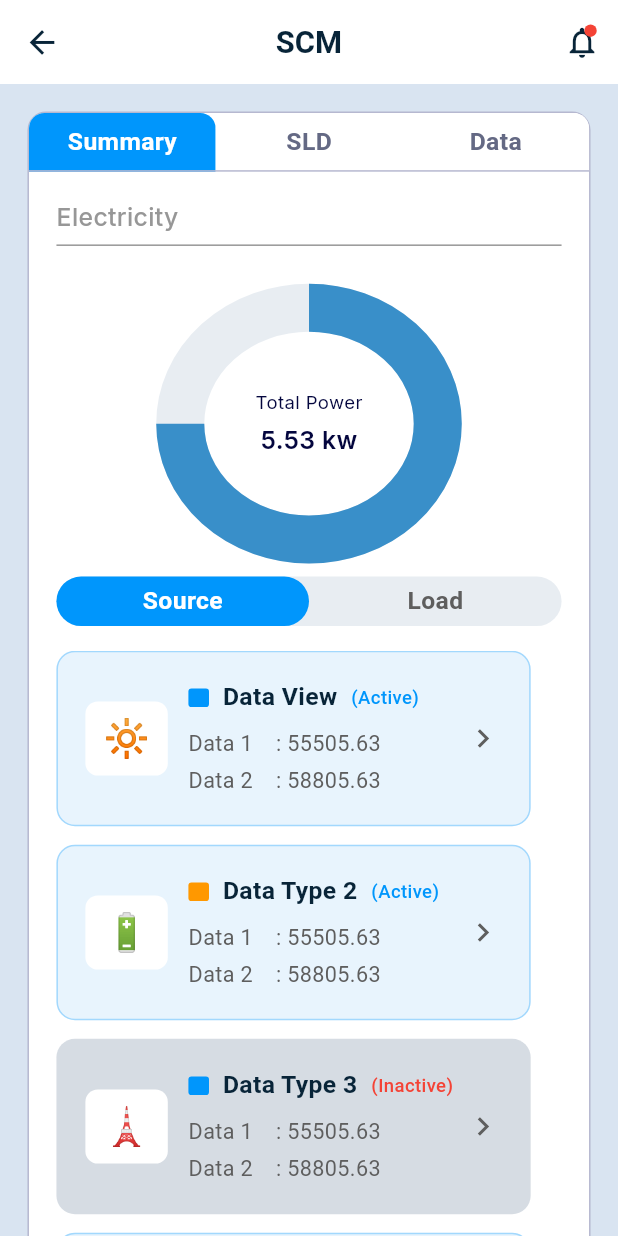
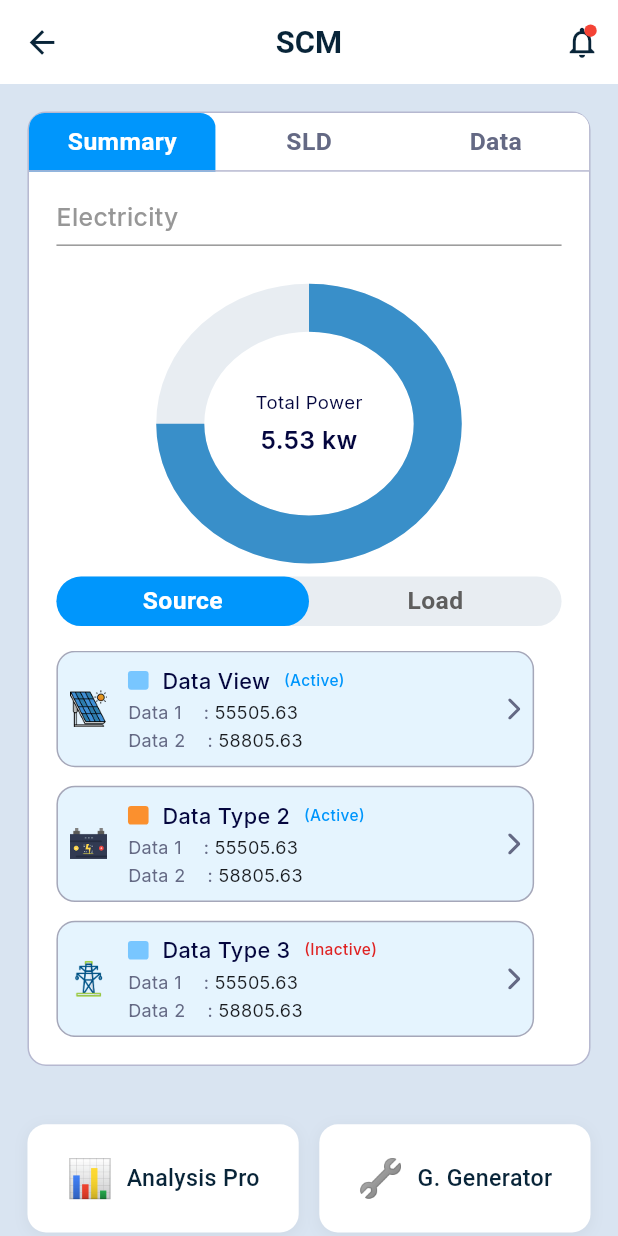
Before and after one commit to RaihanRafi01/Solar_SCM, a Flutter app: the AuthenticationView screen opened by its route, after a tap on "Login", on a phone screen of 412 x 824 dp. Run offline on Flutter 3.47's test engine with Material 3 defaults, Android fonts, the phone set to English and light mode, and no system bars; our stand-ins replace flutter_screenutil, flutter_svg, get, google_fonts.

Commit message:
day 2 (scm view added)

```diff
--- a/lib/app/core/themes/app_colors.dart
+++ b/lib/app/core/themes/app_colors.dart
@@ -8,6 +8,11 @@ class AppColors {
 
   static const Color txtInputBorder = Color(0xFFB9C6D6);
   static const Color borderColor = Color(0xFFB6B8D0);
+  static const Color borderColor2 = Color(0xFFA5A7B9);
+
+
+  static const Color red = Color(0xFFDF2222);
+  static const Color orange = Color(0xFFFB902E);
 
 
   static const Color textHint = Color(0xFF5E5E5E);
@@ -19,6 +24,15 @@ class AppColors {
   static const Color textColor4 = Color(0xFF04063E);
 
   static const Color appColor2 = Color(0xFF398FC9);
+  static const Color appColor3 = Color(0xFF78C6FF);
 
   static const Color scmBackground = Color(0xFFD9E4F1);
+
+  static const Color indicatorColor1 = Color(0xFF4E91FD);
+  static const Color indicatorColor2 = Color(0xFF080B7F);
+
+  static const Color cardColor1 = Color(0xFFE5F4FE);
+
+
+
 }
--- a/lib/app/modules/scm/views/scm_view.dart
+++ b/lib/app/modules/scm/views/scm_view.dart
@@ -1,5 +1,6 @@
 import 'package:flutter/material.dart';
 import 'package:flutter_screenutil/flutter_screenutil.dart';
+import 'package:flutter_svg/flutter_svg.dart';
 import 'package:get/get.dart';
 // These imports are assumed to exist in your project
 import '../../../core/themes/app_colors.dart';
@@ -14,9 +15,9 @@ class ScmView extends GetView<ScmController> {
   @override
   Widget build(BuildContext context) {
 
-    final double thumbThickness = 10.w;
+    final double thumbThickness = 8.w;
     final double thumbRadius = 5.r;
-    final double listHeight = 420.h; // Fixed height for calculation
+    final double listHeight = 250.h; // Fixed height for calculation
     return Scaffold(
       backgroundColor: AppColors.scmBackground,
       appBar: AppBar(
@@ -165,7 +166,6 @@ class ScmView extends GetView<ScmController> {
                         ),
                         SizedBox(height: 16.h),
 
-
                         SizedBox(
                           height: listHeight,
                           child: NotificationListener<ScrollNotification>(
@@ -185,22 +185,20 @@ class ScmView extends GetView<ScmController> {
                                 // List View
                                 ListView(
                                   controller: controller.scrollController, // Attach controller
-              // Add right padding to prevent content overlap with the custom thumb
-              padding: EdgeInsets.only(right: 18.w),
+                                  padding: EdgeInsets.only(right: 16.w),
                                   physics: const AlwaysScrollableScrollPhysics(),
                                   children: [
-                _buildDataCard('Data View', '🔆', true, '55505.63', '58805.63', AppColors.primary),
+                                    _buildDataCard('Data View', 'assets/images/solar-cell_icon.png', true, '55505.63', '58805.63', AppColors.appColor3),
                                     SizedBox(height: 12.h),
-                _buildDataCard('Data Type 2', '🔋', true, '55505.63', '58805.63', Colors.orange),
+                                    _buildDataCard('Data Type 2', 'assets/images/power_icon.png', true, '55505.63', '58805.63', AppColors.orange),
                                     SizedBox(height: 12.h),
-                _buildDataCard('Data Type 3', '🗼', false, '55505.63', '58805.63', AppColors.primary),
+                                    _buildDataCard('Data Type 3', 'assets/images/power_grid_icon.png', false, '55505.63', '58805.63', AppColors.appColor3),
                                     SizedBox(height: 12.h),
-                _buildDataCard('Solar Panel', '☀️', true, '32100.00', '34500.00', Colors.amber),
+                                    _buildDataCard('Data View', 'assets/images/solar-cell_icon.png', true, '55505.63', '58805.63', AppColors.appColor3),
                                     SizedBox(height: 12.h),
-                _buildDataCard('Grid Supply', '⚡', true, '89000.50', '91000.50', Colors.blue),
+                                    _buildDataCard('Data Type 2', 'assets/images/power_icon.png', true, '55505.63', '58805.63', AppColors.orange),
                                     SizedBox(height: 12.h),
-                _buildDataCard('Backup Generator', '🔧', false, '1200.00', '1500.00', Colors.grey),
-                SizedBox(height: 20.h),
+                                    _buildDataCard('Data Type 3', 'assets/images/power_grid_icon.png', false, '55505.63', '58805.63', AppColors.appColor3),
                                   ],
                                 ),
 
@@ -208,10 +206,12 @@ class ScmView extends GetView<ScmController> {
                                 Obx(() => GradientScrollThumb(
                                   thickness: thumbThickness,
                                   radius: thumbRadius,
-              height: listHeight,
+                                  trackHeight: listHeight, // Use trackHeight instead of height
                                   totalScrollExtent: controller.maxScrollExtent.value,
                                   viewportDimension: controller.viewportSize.value,
                                   currentScrollOffset: controller.scrollOffset.value,
+                                  scrollController: controller.scrollController, // NEW: Pass the controller
+                                  trackColor: AppColors.borderColor, // Example track color
                                 ),
                                 ),
                               ],
@@ -315,27 +315,18 @@ class ScmView extends GetView<ScmController> {
       Color indicatorColor,
       ) {
     return Container(
-      padding: EdgeInsets.all(16.w),
+      padding: EdgeInsets.all(8.r),
       decoration: BoxDecoration(
-        color: isActive ? const Color(0xFFE8F4FD) : const Color(0xFFD6DCE3),
+        color: AppColors.cardColor1,
         borderRadius: BorderRadius.circular(12.r),
         border: Border.all(
-          color: isActive ? AppColors.primary.withOpacity(0.3) : Colors.transparent,
+          color: AppColors.borderColor2,
           width: 1,
         ),
       ),
       child: Row(
         children: [
-          Container(
-            width: 48.w,
-            height: 48.h,
-            decoration: BoxDecoration(
-              color: Colors.white,
-              borderRadius: BorderRadius.circular(8.r),
-            ),
-            alignment: Alignment.center,
-            child: Text(icon, style: TextStyle(fontSize: 24.sp)),
-          ),
+          Image.asset(icon,height: 24.h,width: 24.h,),
           SizedBox(width: 12.w),
           Expanded(
             child: Column(
@@ -354,33 +345,45 @@ class ScmView extends GetView<ScmController> {
                     SizedBox(width: 8.w),
                     Text(
                       title,
-                      style: TextStyle(
-                        color: AppColors.textPrimary,
-                        fontSize: 16.sp,
-                        fontWeight: FontWeight.w600,
+                      style: h3.copyWith(
+                        color: AppColors.textColor4,
+                        fontSize: 14.sp,
                       ),
                     ),
                     SizedBox(width: 8.w),
                     Text(
                       isActive ? '(Active)' : '(Inactive)',
-                      style: TextStyle(
-                        color: isActive ? AppColors.primary : Colors.red,
-                        fontSize: 12.sp,
-                        fontWeight: FontWeight.w500,
+                      style: h3.copyWith(
+                        color: isActive ? AppColors.primary : AppColors.red,
+                        fontSize: 10.sp,
                       ),
                     ),
                   ],
                 ),
-                SizedBox(height: 8.h),
-                Text('Data 1    : $data1',
-                    style: TextStyle(color: AppColors.textHint, fontSize: 14.sp)),
-                SizedBox(height: 4.h),
-                Text('Data 2    : $data2',
-                    style: TextStyle(color: AppColors.textHint, fontSize: 14.sp)),
+                SizedBox(height: 2.h),
+                Text.rich(
+                  TextSpan(
+                    children: [
+                      TextSpan(text: 'Data 1    : ', style: h4.copyWith(fontSize: 12,color: AppColors.textColor2)),
+                      TextSpan(text: data1, style: h4.copyWith(fontSize: 12)), // This part is BLACK
                     ],
                   ),
                 ),
-          Icon(Icons.chevron_right, color: AppColors.textHint, size: 24.sp),
+                SizedBox(height: 2.h),
+
+                // --- Data 2 with Rich Text ---
+                Text.rich(
+                  TextSpan(
+                    children: [
+                      TextSpan(text: 'Data 2    : ', style: h4.copyWith(fontSize: 12,color: AppColors.textColor2)),
+                      TextSpan(text: data2, style: h4.copyWith(fontSize: 12)), // This part is BLACK
+                    ],
+                  ),
+                ),
+              ],
+            ),
+          ),
+          SvgPicture.asset('assets/images/right_icon.svg')
         ],
       ),
     );
--- a/lib/app/shared/widgets/gradient_scroll_thumb.dart
+++ b/lib/app/shared/widgets/gradient_scroll_thumb.dart
@@ -1,72 +1,119 @@
-// Add this helper class *outside* the ScmView class, perhaps in its own file
-// or just above ScmView in the main file for simplicity.
-
+// Refactored GradientScrollThumb to handle dragging
 import 'package:flutter/material.dart';
 import 'package:flutter_screenutil/flutter_screenutil.dart';
-
+// Assuming AppColors is available
 import '../../core/themes/app_colors.dart';
-// Assuming AppColors is available
 
 class GradientScrollThumb extends StatelessWidget {
   final double thickness;
   final double radius;
-  final double height;
+  final double trackHeight; // Renamed 'height' for clarity
   final double totalScrollExtent;
   final double viewportDimension;
   final double currentScrollOffset;
+  final ScrollController scrollController; // NEW: Pass the controller
+  final Color trackColor; // NEW: Track background color
 
   const GradientScrollThumb({
     super.key,
     required this.thickness,
     required this.radius,
-    required this.height,
+    required this.trackHeight,
     required this.totalScrollExtent,
     required this.viewportDimension,
     required this.currentScrollOffset,
+    required this.scrollController,
+    this.trackColor = AppColors.borderColor, // Light gray track
   });
+
+  // Calculate the maximum distance the thumb can travel in the track
+  double get maxThumbScrollExtent {
+    final double thumbHeight = (viewportDimension / (totalScrollExtent + viewportDimension)) * trackHeight;
+    return trackHeight - thumbHeight;
+  }
+
+  // Calculate the size of the thumb
+  double get thumbHeight {
+    return (viewportDimension / (totalScrollExtent + viewportDimension)) * trackHeight;
+  }
+
+  // Calculate the thumb position
+  double get thumbPosition {
+    // If scrollExtent is 0 (not scrollable), return 0
+    if (totalScrollExtent <= 0) return 0;
+
+    final double scrollFraction = currentScrollOffset / totalScrollExtent;
+    return scrollFraction * maxThumbScrollExtent;
+  }
+
+
+  // --- DRAG LOGIC ---
+  void _onVerticalDragUpdate(DragUpdateDetails details) {
+    if (totalScrollExtent <= 0) return; // Cannot drag if not scrollable
+
+    // 1. Calculate the new vertical position of the thumb in the track
+    double newThumbPosition = thumbPosition + details.primaryDelta!;
+
+    // 2. Clamp the new position within the valid track bounds
+    newThumbPosition = newThumbPosition.clamp(0.0, maxThumbScrollExtent);
+
+    // 3. Calculate the corresponding scroll fraction
+    final double scrollFraction = newThumbPosition / maxThumbScrollExtent;
+
+    // 4. Calculate the new scroll offset for the ListView
+    final double newScrollOffset = scrollFraction * totalScrollExtent;
+
+    // 5. Scroll the list programmatically
+    scrollController.jumpTo(newScrollOffset);
+  }
+  // --- END DRAG LOGIC ---
 
   @override
   Widget build(BuildContext context) {
-    // If the list isn't scrollable, hide the thumb (maxScrollExtent <= 0)
+    // If the list isn't scrollable, hide the thumb and track
     if (totalScrollExtent <= 0) {
       return const SizedBox.shrink();
     }
 
-    // Calculate the thumb height: (visible_area / total_content_area) * container_height
-    final double thumbHeight =
-        (viewportDimension / (totalScrollExtent + viewportDimension)) * height;
-
-    // Calculate the thumb position: (current_scroll / max_scroll_distance) * (track_height - thumb_height)
-    final double scrollFraction = currentScrollOffset / totalScrollExtent;
-    final double thumbPosition = scrollFraction * (height - thumbHeight);
+    //
 
     return Positioned(
-      // Position to the right, adjacent to the ListView
       right: 0,
+      top: 0, // Track starts at the top
+      child: Container(
+        height: trackHeight, // Height of the track
+        width: thickness,
+        decoration: BoxDecoration(
+          color: trackColor, // Track color
+          borderRadius: BorderRadius.circular(radius),
+        ),
+        child: Stack(
+          children: [
+            // Custom Thumb positioned within the Track
+            Positioned(
               top: thumbPosition,
+              child: GestureDetector( // Allow dragging the thumb
+                onVerticalDragUpdate: _onVerticalDragUpdate,
                 child: Container(
                   width: thickness,
-        // Ensure thumb has a minimum size
-        height: 100,
+                  // Ensure thumb has a minimum size for dragging
+                  height: thumbHeight.clamp(63.h, trackHeight),
                   decoration: BoxDecoration(
                     borderRadius: BorderRadius.circular(radius),
-          boxShadow: [
-            // Optional: for a subtle lift effect
-            BoxShadow(
-              color: AppColors.primary.withOpacity(0.3),
-              blurRadius: 4,
-              spreadRadius: 1,
-            ),
-          ],
                     // Apply the Gradient
                     gradient: LinearGradient(
                       begin: Alignment.topCenter,
                       end: Alignment.bottomCenter,
                       colors: [
-              AppColors.textHint,
-              AppColors.appColor2, // Use a secondary color for the gradient
+                        AppColors.indicatorColor1,
+                        AppColors.indicatorColor2,
                       ],
                     ),
+                  ),
+                ),
+              ),
+            ),
+          ],
         ),
       ),
     );
```
Also changed, not shown: assets/images/power_grid_icon.png (added), assets/images/power_icon.png (added), assets/images/right_icon.svg (added), assets/images/solar-cell_icon.png (added). Lines whose indentation alone changed are shown as unchanged.
